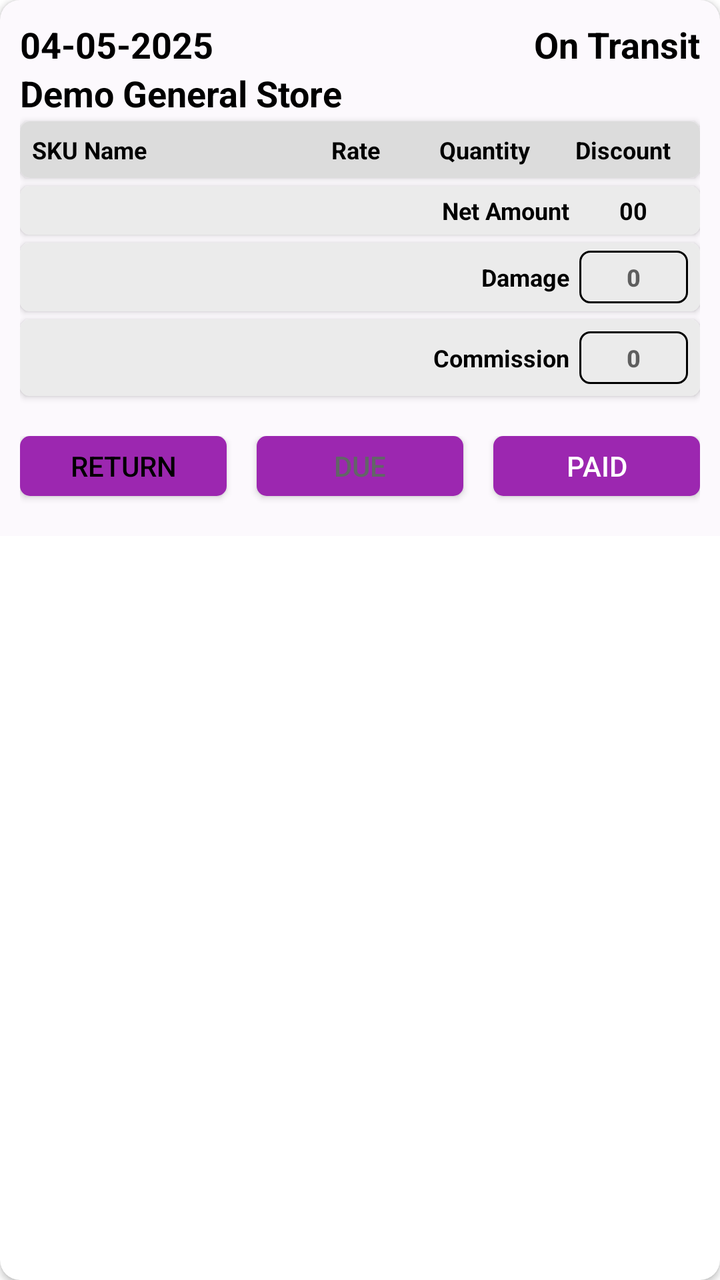
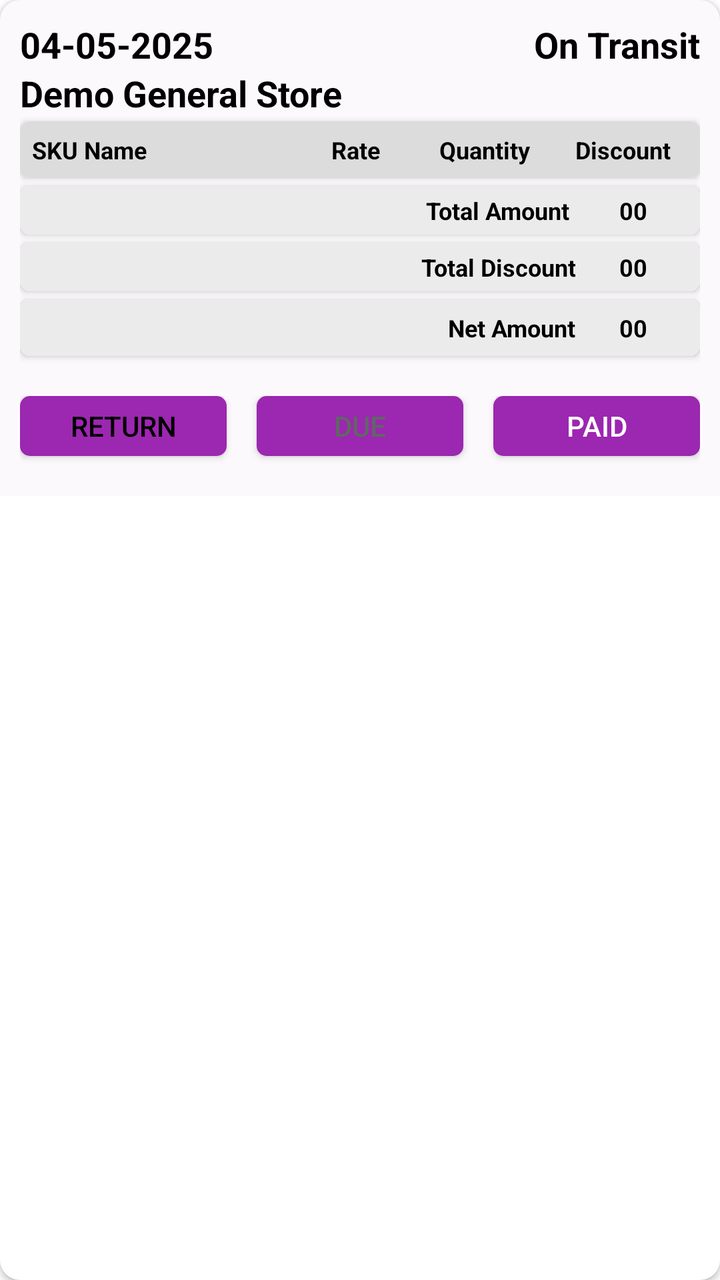

Before-and-after screenshots of an Android layout around one commit, followed by the original layout XML and the change that was made.
<!-- AndroidManifest.xml: application theme MyTheme -->
<!-- res/layout/item_delivery_confirm.xml -->
<?xml version="1.0" encoding="utf-8"?>
<androidx.cardview.widget.CardView xmlns:android="http://schemas.android.com/apk/res/android"
    xmlns:app="http://schemas.android.com/apk/res-auto"
    xmlns:tools="http://schemas.android.com/tools"
    android:layout_width="match_parent"
    android:layout_height="wrap_content"
    android:layout_marginStart="10dp"
    android:layout_marginTop="5dp"
    android:layout_marginEnd="10dp"
    android:layout_marginBottom="5dp"
    app:cardCornerRadius="10dp"
    >

    <LinearLayout
        android:layout_width="match_parent"
        android:layout_height="wrap_content"
        android:background="@color/userColor"
        android:orientation="vertical"
        android:padding="10dp">

        <LinearLayout
            android:layout_width="match_parent"
            android:layout_height="wrap_content"
            android:orientation="horizontal">

            <TextView
                android:id="@+id/tvDate"
                android:layout_width="match_parent"
                android:layout_height="wrap_content"
                android:layout_gravity="center"
                android:layout_weight="1"
                android:gravity="left"
                android:text="04-05-2025"
                android:textColor="@color/black"
                android:textSize="18sp"
                android:textStyle="bold" />

            <TextView
                android:id="@+id/tvStatus"
                android:layout_width="match_parent"
                android:layout_height="wrap_content"
                android:layout_gravity="center"
                android:layout_weight="1"
                android:gravity="right"
                android:text="On Transit"
                android:textColor="@color/black"
                android:textSize="18sp"
                android:textStyle="bold" />

        </LinearLayout>

        <TextView
            android:id="@+id/tvOutletName"
            android:layout_width="match_parent"
            android:layout_height="wrap_content"
            android:layout_gravity="center"
            android:layout_weight="1"
            android:gravity="left"
            android:text="Demo General Store"
            android:textColor="@color/black"
            android:textSize="18sp"
            android:textStyle="bold"
            />

        <androidx.cardview.widget.CardView
            android:layout_width="match_parent"
            android:layout_height="wrap_content"
            android:layout_marginTop="2dp"
            android:layout_marginBottom="2dp"
            app:cardCornerRadius="5dp">

            <LinearLayout
                android:layout_width="match_parent"
                android:layout_height="wrap_content"
                android:background="@color/gainsboro"
                android:orientation="horizontal"
                android:paddingStart="6dp"
                android:paddingTop="6dp"
                android:paddingEnd="6dp"
                android:paddingBottom="6dp"
                android:weightSum="5">

                <TextView
                    android:layout_width="0dp"
                    android:layout_height="wrap_content"
                    android:layout_gravity="center"
                    android:layout_weight="2"
                    android:fontFamily="sans-serif"
                    android:gravity="left"
                    android:text="SKU Name"
                    android:textColor="@color/black"
                    android:textSize="12sp"
                    android:textStyle="bold" />

                <TextView
                    android:layout_width="0dp"
                    android:layout_height="wrap_content"
                    android:layout_gravity="center"
                    android:layout_weight="1"
                    android:fontFamily="sans-serif"
                    android:gravity="center"
                    android:text="Rate"
                    android:textColor="@color/black"
                    android:textSize="12sp"
                    android:textStyle="bold"
                    />

                <TextView
                    android:layout_width="0dp"
                    android:layout_height="wrap_content"
                    android:layout_gravity="center"
                    android:layout_weight="1"
                    android:fontFamily="sans-serif"
                    android:gravity="center"
                    android:layout_marginEnd="2dp"
                    android:text="Quantity"
                    android:textColor="@color/black"
                    android:textSize="12sp"
                    android:textStyle="bold" />

                <TextView
                    android:layout_width="0dp"
                    android:layout_height="wrap_content"
                    android:layout_gravity="center"
                    android:layout_weight="1"
                    android:layout_marginStart="2dp"
                    android:fontFamily="sans-serif"
                    android:gravity="center"
                    android:text="Discount"
                    android:textColor="@color/black"
                    android:textSize="12sp"
                    android:textStyle="bold"
                    />

            </LinearLayout>

        </androidx.cardview.widget.CardView>

        <androidx.recyclerview.widget.RecyclerView
            android:id="@+id/recyclerView"
            android:layout_width="match_parent"
            android:layout_height="wrap_content"
            android:scrollbars="none"
            />

        <androidx.cardview.widget.CardView
            android:layout_width="match_parent"
            android:layout_height="wrap_content"
            android:layout_marginTop="2dp"
            android:layout_marginBottom="2dp"
            app:cardCornerRadius="5dp">

            <LinearLayout
                android:layout_width="match_parent"
                android:layout_height="wrap_content"
                android:background="@color/brightGray"
                android:orientation="horizontal"
                android:paddingStart="6dp"
                android:paddingTop="4dp"
                android:paddingEnd="6dp"
                android:paddingBottom="4dp"
                android:weightSum="6">

                <TextView
                    android:layout_width="0dp"
                    android:layout_height="wrap_content"
                    android:layout_gravity="center"
                    android:layout_weight="5"
                    android:fontFamily="sans-serif"
                    android:gravity="end"
                    android:text="Net Amount "
                    android:textColor="@color/black"
                    android:textSize="12sp"
                    android:textStyle="bold" />

                <TextView
                    android:id="@+id/tvNetAmount"
                    android:layout_width="0dp"
                    android:layout_height="wrap_content"
                    android:layout_gravity="center"
                    android:layout_weight="1"
                    android:fontFamily="sans-serif"
                    android:layout_marginStart="2dp"
                    android:gravity="center"
                    android:text="00"
                    android:textColor="@color/black"
                    android:textSize="12sp"
                    android:textStyle="bold" />

            </LinearLayout>

        </androidx.cardview.widget.CardView>

        <androidx.cardview.widget.CardView
            android:layout_width="match_parent"
            android:layout_height="wrap_content"
            android:layout_marginTop="2dp"
            android:layout_marginBottom="2dp"
            app:cardCornerRadius="5dp">

            <LinearLayout
                android:layout_width="match_parent"
                android:layout_height="wrap_content"
                android:background="@color/brightGray"
                android:orientation="horizontal"
                android:paddingStart="6dp"
                android:paddingTop="4dp"
                android:paddingEnd="6dp"
                android:paddingBottom="4dp"
                android:weightSum="6">

                <TextView
                    android:layout_width="0dp"
                    android:layout_height="wrap_content"
                    android:layout_gravity="center"
                    android:layout_weight="5"
                    android:fontFamily="sans-serif"
                    android:gravity="end"
                    android:text="Damage "
                    android:textColor="@color/black"
                    android:textSize="12sp"
                    android:textStyle="bold" />

                <EditText
                    android:id="@+id/edDamage"
                    android:layout_width="0dp"
                    android:layout_height="wrap_content"
                    android:layout_gravity="center"
                    android:background="@drawable/custom_edittext"
                    android:gravity="center"
                    android:hint="0"
                    android:fontFamily="sans-serif-medium"
                    android:inputType="number"
                    android:layout_weight="1"
                    android:maxLength="5"
                    android:padding="5dp"
                    android:layout_marginStart="2dp"
                    android:textColor="@color/black"
                    android:textStyle="bold"
                    android:textSize="12sp"
                    android:theme="@style/Cursor"
                    tools:ignore="TouchTargetSizeCheck" />

            </LinearLayout>

        </androidx.cardview.widget.CardView>

        <androidx.cardview.widget.CardView
            android:layout_width="match_parent"
            android:layout_height="wrap_content"
            android:layout_marginTop="2dp"
            android:layout_marginBottom="10dp"
            app:cardCornerRadius="5dp">

            <LinearLayout
                android:layout_width="match_parent"
                android:layout_height="wrap_content"
                android:background="@color/brightGray"
                android:orientation="horizontal"
                android:padding="6dp"
                android:weightSum="6">

                <TextView
                    android:layout_width="0dp"
                    android:layout_height="wrap_content"
                    android:layout_gravity="center"
                    android:layout_weight="5"
                    android:fontFamily="sans-serif"
                    android:gravity="end"
                    android:text="Commission "
                    android:textColor="@color/black"
                    android:textSize="12sp"
                    android:textStyle="bold" />

                <EditText
                    android:id="@+id/edCommission"
                    android:layout_width="0dp"
                    android:layout_height="wrap_content"
                    android:layout_gravity="center"
                    android:background="@drawable/custom_edittext"
                    android:gravity="center"
                    android:hint="0"
                    android:fontFamily="sans-serif-medium"
                    android:inputType="number"
                    android:layout_weight="1"
                    android:maxLength="5"
                    android:padding="5dp"
                    android:layout_marginStart="2dp"
                    android:textColor="@color/black"
                    android:textStyle="bold"
                    android:textSize="12sp"
                    android:theme="@style/Cursor"
                    tools:ignore="TouchTargetSizeCheck" />

            </LinearLayout>

        </androidx.cardview.widget.CardView>

        <LinearLayout
            android:layout_width="match_parent"
            android:layout_height="wrap_content"
            android:orientation="vertical"
            android:layout_marginTop="10dp"
            >

            <ProgressBar
                android:id="@+id/progressBar"
                android:layout_width="match_parent"
                android:layout_height="wrap_content"
                android:layout_centerVertical="true"
                android:indeterminateTint="@color/black"
                android:visibility="gone"
                />

            <LinearLayout
                android:id="@+id/buttonView"
                android:layout_width="match_parent"
                android:layout_height="40dp"
                android:orientation="horizontal">

                <androidx.appcompat.widget.AppCompatButton
                    android:id="@+id/buttonReturn"
                    android:layout_width="match_parent"
                    android:layout_height="wrap_content"
                    android:layout_marginRight="10dp"
                    android:layout_marginBottom="10dp"
                    android:layout_weight="1"
                    android:background="@drawable/button_bg"
                    android:clickable="true"
                    android:foreground="?attr/selectableItemBackground"
                    android:text="Return"
                    android:textColor="@color/black"
                    tools:ignore="TouchTargetSizeCheck" />

                <androidx.appcompat.widget.AppCompatButton
                    android:id="@+id/buttonDue"
                    android:layout_width="match_parent"
                    android:layout_height="wrap_content"
                    android:layout_marginLeft="5dp"
                    android:layout_marginRight="5dp"
                    android:layout_marginBottom="10dp"
                    android:layout_weight="1"
                    android:background="@drawable/button_bg"
                    android:clickable="true"
                    android:foreground="?attr/selectableItemBackground"
                    android:text="Due"
                    android:textColor="#626567"
                    tools:ignore="TouchTargetSizeCheck" />

                <androidx.appcompat.widget.AppCompatButton
                    android:id="@+id/buttonPaid"
                    android:layout_width="match_parent"
                    android:layout_height="wrap_content"
                    android:layout_marginLeft="10dp"
                    android:layout_marginBottom="10dp"
                    android:layout_weight="1"
                    android:background="@drawable/button_bg"
                    android:clickable="true"
                    android:foreground="?attr/selectableItemBackground"
                    android:text="Paid"
                    android:textColor="@drawable/button_tc"
                    tools:ignore="TouchTargetSizeCheck"
                    />


            </LinearLayout>


        </LinearLayout>



    </LinearLayout>

</androidx.cardview.widget.CardView>
<!-- resources referenced by this layout -->
<resources>
  <color name="black">#FF000000</color>
  <color name="brightGray">#EBEBEB</color>
  <color name="gainsboro">#DCDCDC</color>
  <color name="userColor">#079C27B0</color>
  <!-- drawable button_bg (drawable) -->
  <shape xmlns:android="http://schemas.android.com/apk/res/android"
      android:shape="rectangle">
      <solid android:color="@color/toolbarColor" />
      <corners android:radius="5dp" />
  </shape>
  <!-- drawable button_tc (drawable) -->
  <?xml version="1.0" encoding="utf-8"?>
  <selector xmlns:android="http://schemas.android.com/apk/res/android">
  
      <item android:color="@color/white" android:state_enabled="true" />
      <item android:color="#626567" android:state_enabled="false" />
  
  </selector>
  <!-- drawable custom_edittext (drawable) -->
  <?xml version="1.0" encoding="utf-8"?>
  <shape xmlns:android="http://schemas.android.com/apk/res/android"
      android:shape="rectangle">
  
      <corners android:radius="5dp"/>
      <stroke android:width="1dp"
          android:color="@color/black"/>
  
  </shape>
  <style name="Cursor" parent="">
          <item name="android:textCursorDrawable">@drawable/cursor</item>
      </style>
  <style name="MyTheme" parent="Theme.MaterialComponents.Light.NoActionBar">
          <item name="android:forceDarkAllowed" tools:ignore="NewApi">false</item>
      </style>
  <color name="toolbarColor">#9C27B0</color>
  <color name="white">#FFFFFFFF</color>
  <!-- drawable cursor (drawable) -->
  <?xml version="1.0" encoding="utf-8"?>
  <layer-list xmlns:android="http://schemas.android.com/apk/res/android">
  
      <item
          android:bottom="3dp"
          android:top="3dp"
          >
          <shape android:shape="rectangle">
              <solid android:color="#000000" />
              <size android:width="1.5dp"/>
          </shape>
  
      </item>
  
  </layer-list>
</resources>

<!-- the commit's change to res/layout/item_delivery_confirm.xml (unified diff, before → after) -->
@@ -8,8 +8,7 @@
     android:layout_marginTop="5dp"
     android:layout_marginEnd="10dp"
     android:layout_marginBottom="5dp"
-    app:cardCornerRadius="10dp"
-    >
+    app:cardCornerRadius="10dp">
 
     <LinearLayout
         android:layout_width="match_parent"
@@ -59,8 +58,7 @@
             android:text="Demo General Store"
             android:textColor="@color/black"
             android:textSize="18sp"
-            android:textStyle="bold"
-            />
+            android:textStyle="bold" />
 
         <androidx.cardview.widget.CardView
             android:layout_width="match_parent"
@@ -102,17 +100,16 @@
                     android:text="Rate"
                     android:textColor="@color/black"
                     android:textSize="12sp"
-                    android:textStyle="bold"
-                    />
-
-                <TextView
-                    android:layout_width="0dp"
-                    android:layout_height="wrap_content"
-                    android:layout_gravity="center"
-                    android:layout_weight="1"
-                    android:fontFamily="sans-serif"
-                    android:gravity="center"
+                    android:textStyle="bold" />
+
+                <TextView
+                    android:layout_width="0dp"
+                    android:layout_height="wrap_content"
+                    android:layout_gravity="center"
                     android:layout_marginEnd="2dp"
+                    android:layout_weight="1"
+                    android:fontFamily="sans-serif"
+                    android:gravity="center"
                     android:text="Quantity"
                     android:textColor="@color/black"
                     android:textSize="12sp"
@@ -122,15 +119,14 @@
                     android:layout_width="0dp"
                     android:layout_height="wrap_content"
                     android:layout_gravity="center"
-                    android:layout_weight="1"
                     android:layout_marginStart="2dp"
+                    android:layout_weight="1"
                     android:fontFamily="sans-serif"
                     android:gravity="center"
                     android:text="Discount"
                     android:textColor="@color/black"
                     android:textSize="12sp"
-                    android:textStyle="bold"
-                    />
+                    android:textStyle="bold" />
 
             </LinearLayout>
 
@@ -140,8 +136,7 @@
             android:id="@+id/recyclerView"
             android:layout_width="match_parent"
             android:layout_height="wrap_content"
-            android:scrollbars="none"
-            />
+            android:scrollbars="none" />
 
         <androidx.cardview.widget.CardView
             android:layout_width="match_parent"
@@ -168,19 +163,19 @@
                     android:layout_weight="5"
                     android:fontFamily="sans-serif"
                     android:gravity="end"
-                    android:text="Net Amount "
-                    android:textColor="@color/black"
-                    android:textSize="12sp"
-                    android:textStyle="bold" />
-
-                <TextView
-                    android:id="@+id/tvNetAmount"
-                    android:layout_width="0dp"
-                    android:layout_height="wrap_content"
-                    android:layout_gravity="center"
-                    android:layout_weight="1"
-                    android:fontFamily="sans-serif"
+                    android:text="Total Amount "
+                    android:textColor="@color/black"
+                    android:textSize="12sp"
+                    android:textStyle="bold" />
+
+                <TextView
+                    android:id="@+id/tvTotalAmount"
+                    android:layout_width="0dp"
+                    android:layout_height="wrap_content"
+                    android:layout_gravity="center"
                     android:layout_marginStart="2dp"
+                    android:layout_weight="1"
+                    android:fontFamily="sans-serif"
                     android:gravity="center"
                     android:text="00"
                     android:textColor="@color/black"
@@ -216,30 +211,24 @@
                     android:layout_weight="5"
                     android:fontFamily="sans-serif"
                     android:gravity="end"
-                    android:text="Damage "
-                    android:textColor="@color/black"
-                    android:textSize="12sp"
-                    android:textStyle="bold" />
-
-                <EditText
-                    android:id="@+id/edDamage"
-                    android:layout_width="0dp"
-                    android:layout_height="wrap_content"
-                    android:layout_gravity="center"
-                    android:background="@drawable/custom_edittext"
-                    android:gravity="center"
-                    android:hint="0"
-                    android:fontFamily="sans-serif-medium"
-                    android:inputType="number"
-                    android:layout_weight="1"
-                    android:maxLength="5"
-                    android:padding="5dp"
+                    android:text="Total Discount"
+                    android:textColor="@color/black"
+                    android:textSize="12sp"
+                    android:textStyle="bold" />
+
+                <TextView
+                    android:id="@+id/tvTotalDiscount"
+                    android:layout_width="0dp"
+                    android:layout_height="wrap_content"
+                    android:layout_gravity="center"
                     android:layout_marginStart="2dp"
-                    android:textColor="@color/black"
-                    android:textStyle="bold"
-                    android:textSize="12sp"
-                    android:theme="@style/Cursor"
-                    tools:ignore="TouchTargetSizeCheck" />
+                    android:layout_weight="1"
+                    android:fontFamily="sans-serif"
+                    android:gravity="center"
+                    android:text="00"
+                    android:textColor="@color/black"
+                    android:textSize="12sp"
+                    android:textStyle="bold" />
 
             </LinearLayout>
 
@@ -267,30 +256,24 @@
                     android:layout_weight="5"
                     android:fontFamily="sans-serif"
                     android:gravity="end"
-                    android:text="Commission "
-                    android:textColor="@color/black"
-                    android:textSize="12sp"
-                    android:textStyle="bold" />
-
-                <EditText
-                    android:id="@+id/edCommission"
-                    android:layout_width="0dp"
-                    android:layout_height="wrap_content"
-                    android:layout_gravity="center"
-                    android:background="@drawable/custom_edittext"
-                    android:gravity="center"
-                    android:hint="0"
-                    android:fontFamily="sans-serif-medium"
-                    android:inputType="number"
-                    android:layout_weight="1"
-                    android:maxLength="5"
-                    android:padding="5dp"
+                    android:text="Net Amount"
+                    android:textColor="@color/black"
+                    android:textSize="12sp"
+                    android:textStyle="bold" />
+
+                <TextView
+                    android:id="@+id/tvNetAmount"
+                    android:layout_width="0dp"
+                    android:layout_height="wrap_content"
+                    android:layout_gravity="center"
                     android:layout_marginStart="2dp"
-                    android:textColor="@color/black"
-                    android:textStyle="bold"
-                    android:textSize="12sp"
-                    android:theme="@style/Cursor"
-                    tools:ignore="TouchTargetSizeCheck" />
+                    android:layout_weight="1"
+                    android:fontFamily="sans-serif"
+                    android:gravity="center"
+                    android:text="00"
+                    android:textColor="@color/black"
+                    android:textSize="12sp"
+                    android:textStyle="bold" />
 
             </LinearLayout>
 
@@ -299,9 +282,8 @@
         <LinearLayout
             android:layout_width="match_parent"
             android:layout_height="wrap_content"
-            android:orientation="vertical"
             android:layout_marginTop="10dp"
-            >
+            android:orientation="vertical">
 
             <ProgressBar
                 android:id="@+id/progressBar"
@@ -309,8 +291,7 @@
                 android:layout_height="wrap_content"
                 android:layout_centerVertical="true"
                 android:indeterminateTint="@color/black"
-                android:visibility="gone"
-                />
+                android:visibility="gone" />
 
             <LinearLayout
                 android:id="@+id/buttonView"
@@ -359,8 +340,7 @@
                     android:foreground="?attr/selectableItemBackground"
                     android:text="Paid"
                     android:textColor="@drawable/button_tc"
-                    tools:ignore="TouchTargetSizeCheck"
-                    />
+                    tools:ignore="TouchTargetSizeCheck" />
 
 
             </LinearLayout>
@@ -369,7 +349,6 @@
         </LinearLayout>
 
 
-
     </LinearLayout>
 
 </androidx.cardview.widget.CardView>
<!-- resource entries referenced after the edit -->
@@ -18,39 +18,10 @@
       <item android:color="#626567" android:state_enabled="false" />
   
   </selector>
-  <!-- drawable custom_edittext (drawable) -->
-  <?xml version="1.0" encoding="utf-8"?>
-  <shape xmlns:android="http://schemas.android.com/apk/res/android"
-      android:shape="rectangle">
-  
-      <corners android:radius="5dp"/>
-      <stroke android:width="1dp"
-          android:color="@color/black"/>
-  
-  </shape>
-  <style name="Cursor" parent="">
-          <item name="android:textCursorDrawable">@drawable/cursor</item>
-      </style>
   <style name="MyTheme" parent="Theme.MaterialComponents.Light.NoActionBar">
           <item name="android:forceDarkAllowed" tools:ignore="NewApi">false</item>
       </style>
   <color name="toolbarColor">#9C27B0</color>
   <color name="white">#FFFFFFFF</color>
-  <!-- drawable cursor (drawable) -->
-  <?xml version="1.0" encoding="utf-8"?>
-  <layer-list xmlns:android="http://schemas.android.com/apk/res/android">
-  
-      <item
-          android:bottom="3dp"
-          android:top="3dp"
-          >
-          <shape android:shape="rectangle">
-              <solid android:color="#000000" />
-              <size android:width="1.5dp"/>
-          </shape>
-  
-      </item>
-  
-  </layer-list>
 </resources>
 
